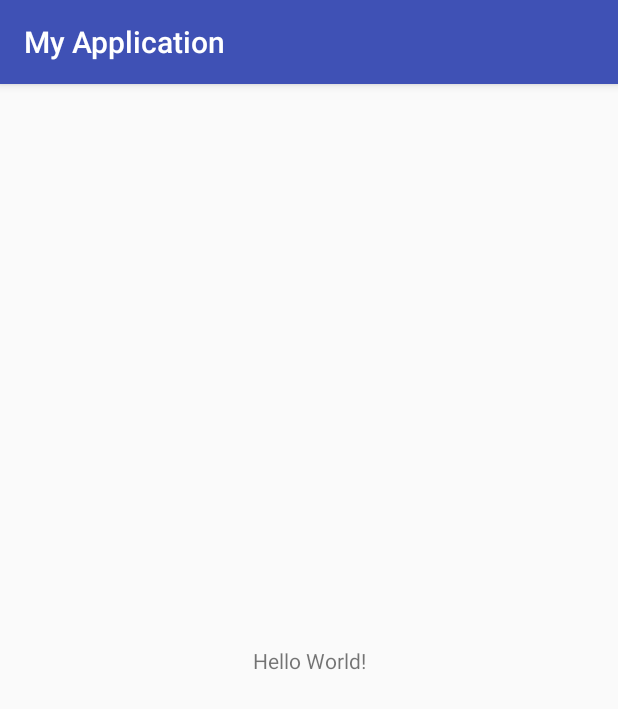
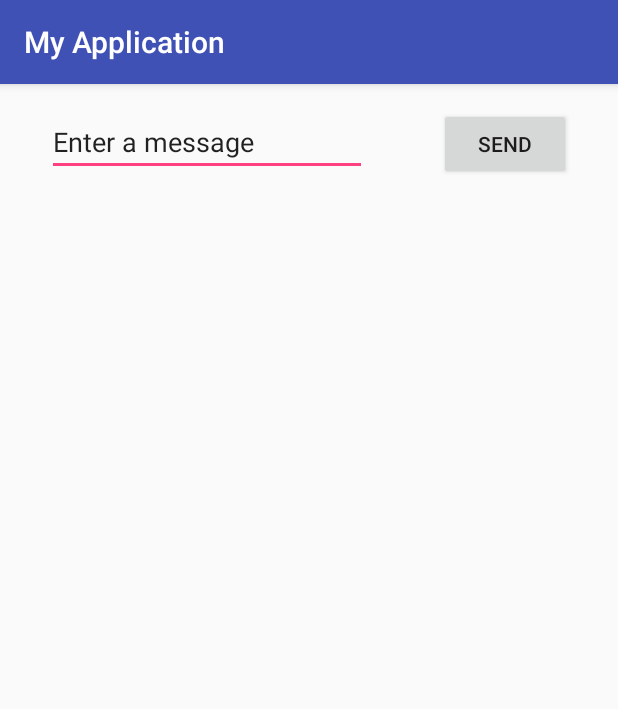
Before and after one commit to truiko/MyApplication, an Android app: the screen it shows after launch (MainActivity), on a phone screen of 412 x 824 dp. Shown: the top 709 px of the screen. Run offline under Robolectric (Android 15) with nearby library versions, the phone set to English and light mode, and no system bars.

Commit message:
created editText and Button

```diff
--- a/app/src/main/java/com/example/victor/myapplication/MainActivity.java
+++ b/app/src/main/java/com/example/victor/myapplication/MainActivity.java
@@ -2,6 +2,7 @@ package com.example.victor.myapplication;
 
 import android.support.v7.app.AppCompatActivity;
 import android.os.Bundle;
+import android.view.View;
 
 public class MainActivity extends AppCompatActivity {
 
@@ -10,4 +11,11 @@ public class MainActivity extends AppCompatActivity {
         super.onCreate(savedInstanceState);
         setContentView(R.layout.activity_main);
     }
+
+    /** Called when the user taps the Send button */
+    public void sendMessage(View view) {
+        // Do something in response to button
+    }
+
+
 }
--- a/app/src/main/res/layout/activity_main.xml
+++ b/app/src/main/res/layout/activity_main.xml
@@ -6,13 +6,27 @@
     android:layout_height="match_parent"
     tools:context="com.example.victor.myapplication.MainActivity">
 
-    <TextView
+    <EditText
+        android:id="@+id/editText"
         android:layout_width="wrap_content"
         android:layout_height="wrap_content"
-        android:text="Hello World!"
-        app:layout_constraintBottom_toBottomOf="parent"
-        app:layout_constraintLeft_toLeftOf="parent"
-        app:layout_constraintRight_toRightOf="parent"
+        android:layout_marginTop="16dp"
+        android:ems="10"
+        android:inputType="textPersonName"
+        android:text="@string/edit_message"
+        app:layout_constraintEnd_toStartOf="@+id/button"
+        app:layout_constraintHorizontal_bias="0.5"
+        app:layout_constraintStart_toStartOf="parent"
         app:layout_constraintTop_toTopOf="parent" />
 
+    <Button
+        android:id="@+id/button"
+        android:layout_width="wrap_content"
+        android:layout_height="wrap_content"
+        android:layout_marginStart="16dp"
+        android:text="@string/button_send"
+        app:layout_constraintBaseline_toBaselineOf="@+id/editText"
+        app:layout_constraintEnd_toEndOf="parent"
+        app:layout_constraintHorizontal_bias="0.5"
+        app:layout_constraintStart_toEndOf="@+id/editText" />
 </android.support.constraint.ConstraintLayout>
--- a/app/src/main/res/values/strings.xml
+++ b/app/src/main/res/values/strings.xml
@@ -1,3 +1,5 @@
 <resources>
     <string name="app_name">My Application</string>
+    <string name="edit_message">Enter a message</string>
+    <string name="button_send">Send</string>
 </resources>
```
